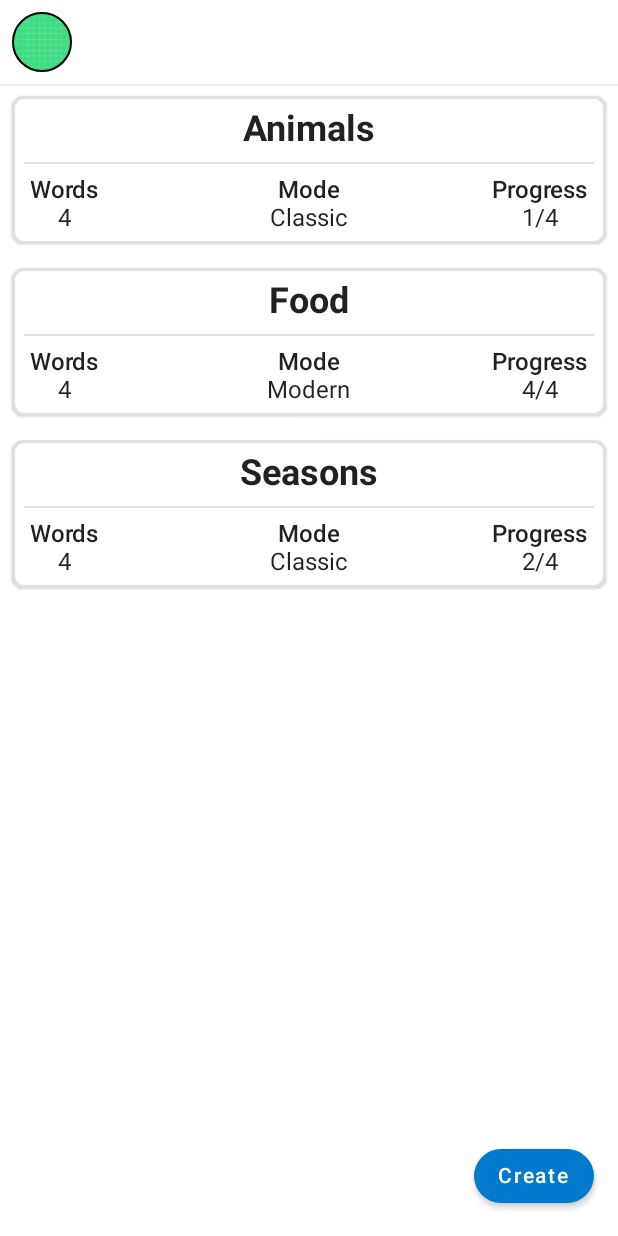
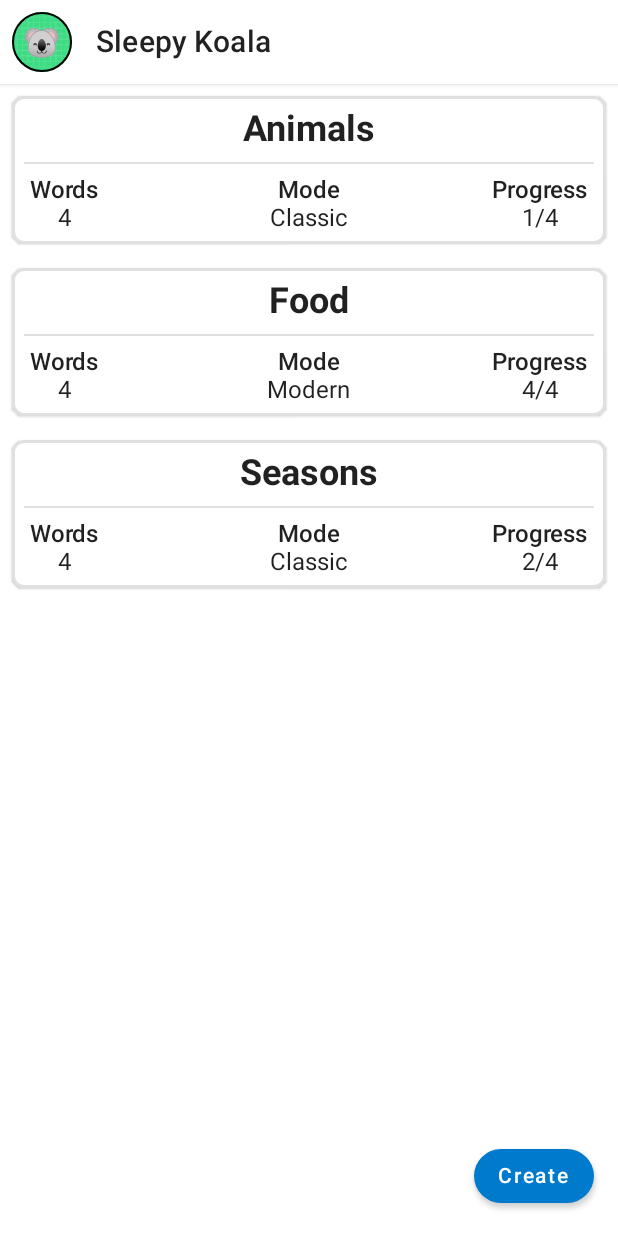
Before and after one commit to Reggar66/Simple-words, an Android app built with Jetpack Compose: the @Preview function QuizListPreview, on a phone screen of 412 x 824 dp. Run offline under Robolectric (Android 15) with nearby library versions, the phone set to English and light mode, and no system bars.

Commit message:
account icon stuff

```diff
--- a/app/src/main/java/com/ada/simplewords/ui/navigation/Navigation.kt
+++ b/app/src/main/java/com/ada/simplewords/ui/navigation/Navigation.kt
@@ -72,7 +72,7 @@ fun NavGraphBuilder.signInRoot(navController: NavController) {
         composable(route = Screen.SignIn.route) {
             SignInScreen(openQuizList = {
                 navController.navigate(route = Screen.QuizList.route) {
-                    // TODO: Uncomment once there is a way to log out and go back to login screen.
+                    launchSingleTop = true
                     popUpTo(Screen.SignIn.route) {
                         inclusive = true
                     }
--- a/core/common/src/main/java/com/ada/common/extensions/NumberExtensions.kt
+++ b/core/common/src/main/java/com/ada/common/extensions/NumberExtensions.kt
@@ -3,6 +3,7 @@ package com.ada.common.extensions
 import androidx.compose.runtime.Composable
 import androidx.compose.ui.platform.LocalDensity
 import androidx.compose.ui.unit.Dp
+import androidx.compose.ui.unit.TextUnit
 
 @Composable
 fun Dp.toPx(): Float {
@@ -10,3 +11,17 @@ fun Dp.toPx(): Float {
         return this@toPx.toPx()
     }
 }
+
+@Composable
+fun Int.toDp(): Dp {
+    with(LocalDensity.current) {
+        return this@toDp.toDp()
+    }
+}
+
+@Composable
+fun Int.toSp(): TextUnit {
+    with(LocalDensity.current) {
+        return this@toSp.toSp()
+    }
+}
--- a/core/ui/src/main/java/com/ada/ui/components/AccountBar.kt
+++ b/core/ui/src/main/java/com/ada/ui/components/AccountBar.kt
@@ -19,12 +19,15 @@ import androidx.compose.ui.text.style.TextOverflow
 import androidx.compose.ui.unit.dp
 import com.ada.common.OnClick
 import com.ada.common.R
+import com.ada.data.model.UserModel
+import com.ada.domain.mapper.toUserOrNull
+import com.ada.domain.model.User
 import com.ada.ui.PreviewContainer
 import com.ada.ui.PreviewDuo
 import com.ada.ui.theme.itemBackground
 
 @Composable
-fun AccountBar(name: String, onPictureClick: OnClick) {
+fun AccountBar(user: User?, onPictureClick: OnClick) {
     Surface(
         color = Color.Transparent,
         elevation = 2.dp
@@ -37,25 +40,18 @@ fun AccountBar(name: String, onPictureClick: OnClick) {
                 .padding(8.dp),
             verticalAlignment = Alignment.CenterVertically
         ) {
-            Image(
-                modifier = Modifier
-                    .border(
-                        width = 1.dp,
-                        color = MaterialTheme.colors.onBackground,
-                        shape = CircleShape
-                    )
-                    .height(IntrinsicSize.Max)
-                    .aspectRatio(1f)
-                    .clip(CircleShape)
-                    .clickable { onPictureClick() },
-                painter = painterResource(id = R.drawable.ic_launcher_background),
-                contentDescription = null
+            AccountImage(
+                modifier = Modifier.height(IntrinsicSize.Max),
+                picture = user?.picture,
+                emoji = user?.emojiIcon,
+                borderWidth = 1.dp,
+                onPictureClick = onPictureClick
             )
 
             Spacer(modifier = Modifier.width(16.dp))
 
             Text(
-                text = name,
+                text = user?.name ?: "",
                 maxLines = 1,
                 overflow = TextOverflow.Ellipsis,
                 style = MaterialTheme.typography.h6
@@ -68,6 +64,6 @@ fun AccountBar(name: String, onPictureClick: OnClick) {
 @Composable
 private fun TopBarPreview() {
     PreviewContainer {
-        AccountBar(name = "CoolMailButVeryLooooooooooooooong@mail.com", onPictureClick = {})
+        AccountBar(user = UserModel.mock().toUserOrNull(), onPictureClick = {})
     }
 }
--- /dev/null
+++ b/core/ui/src/main/java/com/ada/ui/components/AccountImage.kt
@@ -0,0 +1,108 @@
+package com.ada.ui.components
+
+import androidx.compose.foundation.BorderStroke
+import androidx.compose.foundation.Image
+import androidx.compose.foundation.border
+import androidx.compose.foundation.clickable
+import androidx.compose.foundation.layout.Box
+import androidx.compose.foundation.layout.aspectRatio
+import androidx.compose.foundation.layout.fillMaxSize
+import androidx.compose.foundation.layout.size
+import androidx.compose.foundation.shape.CircleShape
+import androidx.compose.material.MaterialTheme
+import androidx.compose.material.Text
+import androidx.compose.runtime.*
+import androidx.compose.ui.Alignment
+import androidx.compose.ui.Modifier
+import androidx.compose.ui.draw.clip
+import androidx.compose.ui.graphics.Color
+import androidx.compose.ui.layout.onGloballyPositioned
+import androidx.compose.ui.layout.onSizeChanged
+import androidx.compose.ui.res.painterResource
+import androidx.compose.ui.tooling.preview.Preview
+import androidx.compose.ui.unit.Dp
+import androidx.compose.ui.unit.dp
+import com.ada.common.OnClick
+import com.ada.common.R
+import com.ada.common.extensions.toSp
+import com.ada.data.model.UserModel
+import com.ada.domain.mapper.toUserOrNull
+import com.ada.ui.PreviewContainer
+
+/* == Disclaimer about preview ==
+   Emoji icon shows in interaction mode in preview since its size is calculated during composition.
+   Other wise it won't show up in preview.
+*/
+
+@Composable
+fun AccountImage(
+    modifier: Modifier = Modifier,
+    picture: String?,
+    emoji: String?,
+    borderWidth: Dp = 2.dp,
+    onPictureClick: OnClick? = null
+) {
+
+    var imageSizePx by remember {
+        mutableStateOf(0)
+    }
+
+    val emojiSize = imageSizePx.toSp()
+
+    Box(
+        modifier = Modifier
+            .onGloballyPositioned {
+                imageSizePx = it.size.height / 2
+            }
+            .onSizeChanged {
+                imageSizePx = it.height / 2
+            }
+            .then(modifier.aspectRatio(1f)),
+        contentAlignment = Alignment.Center
+    ) {
+        Image(
+            modifier = Modifier
+                .border(
+                    width = borderWidth,
+                    color = MaterialTheme.colors.onBackground,
+                    shape = CircleShape
+                )
+                .clip(CircleShape)
+                .fillMaxSize(),
+            painter = painterResource(id = R.drawable.ic_launcher_background),
+            contentDescription = "User picture.", // TODO: strings.xml
+        )
+
+        if (onPictureClick != null)
+            Box(modifier = Modifier
+                .clip(CircleShape)
+                .fillMaxSize()
+                .clickable { onPictureClick() })
+
+        // TODO: user settings to use user picture (custom link) or animal emoji icon.
+        if (picture == null)
+            Text(
+                text = emoji ?: "",
+                fontSize = emojiSize,//(size.value / 2).sp,
+                color = Color.Black
+            )
+    }
+}
+
+@Preview
+@Composable
+private fun AccountImagePreview() {
+    PreviewContainer {
+        val user = UserModel.mock().toUserOrNull()
+        AccountImage(
+            modifier = Modifier.size(130.dp),
+            picture = user?.picture,
+            emoji = user?.emojiIcon,
+            onPictureClick = {})
+        AccountImage(
+            modifier = Modifier.size(130.dp),
+            picture = user?.picture,
+            emoji = user?.emojiIcon
+        )
+    }
+}
--- a/data/src/main/java/com/ada/data/model/UserModel.kt
+++ b/data/src/main/java/com/ada/data/model/UserModel.kt
@@ -4,14 +4,16 @@ data class UserModel(
     val id: String? = null,
     val name: String? = null,
     val picture: String? = null,
-    val accountType: UserAccountType? = null
+    val accountType: UserAccountType? = null,
+    val emojiIcon: String? = null,
 ) {
     companion object {
         fun mock() = UserModel(
             id = "SleepyKoala_1234",
             name = "Sleepy Koala",
             picture = null,
-            accountType = UserAccountType.Anonymous
+            accountType = UserAccountType.Anonymous,
+            emojiIcon = "\uD83D\uDC28"
         )
     }
 }
--- a/data/src/main/java/com/ada/data/repositories/RealTimeDatabaseRepository.kt
+++ b/data/src/main/java/com/ada/data/repositories/RealTimeDatabaseRepository.kt
@@ -34,11 +34,11 @@ class RealTimeDatabaseRepository @Inject constructor(private val authenticationR
         database.getReference("$userId/quizWords/$quizId/$wordId")
 
     fun saveUser(userModel: UserModel, onSuccess: () -> Unit) {
-        val key = currentUserDatabaseRef().push().key
-        key?.let {
+       // val key = currentUserDatabaseRef().push().key
+        //key?.let {
             userRef().setValue(userModel).addOnSuccessListener {
                 onSuccess()
-            }
+           // }
         }
     }
 
--- a/domain/src/main/java/com/ada/domain/mapper/UserMappers.kt
+++ b/domain/src/main/java/com/ada/domain/mapper/UserMappers.kt
@@ -8,6 +8,7 @@ fun UserModel.toUserOrNull(): User? {
         id = id ?: return null,
         name = name,
         picture = picture,
-        accountType = accountType ?: return null
+        accountType = accountType ?: return null,
+        emojiIcon = emojiIcon
     )
 }
--- a/domain/src/main/java/com/ada/domain/model/User.kt
+++ b/domain/src/main/java/com/ada/domain/model/User.kt
@@ -6,5 +6,6 @@ data class User(
     val id: String,
     val name: String? = null,
     val picture: String? = null,
-    val accountType: UserAccountType
+    val accountType: UserAccountType,
+    val emojiIcon: String? = null
 )
--- a/feature/quizlist/src/main/java/com/ada/quizlist/QuizListScreen.kt
+++ b/feature/quizlist/src/main/java/com/ada/quizlist/QuizListScreen.kt
@@ -21,7 +21,10 @@ import com.ada.common.OnClick
 import com.ada.common.OnClickTakes
 import com.ada.common.SimpleNavigation
 import com.ada.common.SimpleNavigationTakes
+import com.ada.data.model.UserModel
+import com.ada.domain.mapper.toUserOrNull
 import com.ada.domain.model.Quiz
+import com.ada.domain.model.User
 import com.ada.quizdetails.QuizDetailsScreen
 import com.ada.ui.PreviewContainer
 import com.ada.ui.PreviewDuo
@@ -45,7 +48,7 @@ fun QuizListScreen(
         onLearnClick = { quiz -> openExercise(quiz) },
         onItemClick = { viewModel.selectQuiz(it) },
         onCreateClick = { openCreate() },
-        userName = user?.name,
+        user = user,
         onAccountClick = { openAccount() }
     )
 }
@@ -56,7 +59,7 @@ private fun QuizListImpl(
     onLearnClick: OnClickTakes<Quiz>,
     onItemClick: OnClickTakes<Quiz>,
     onCreateClick: OnClick,
-    userName: String?,
+    user: User?,
     onAccountClick: OnClick
 ) {
     val scaffoldState = rememberBottomSheetScaffoldState()
@@ -87,7 +90,7 @@ private fun QuizListImpl(
                     }
                 },
                 onCreateClick = onCreateClick,
-                userName = userName,
+                user = user,
                 onAccountClick = onAccountClick
             )
         }
@@ -99,11 +102,11 @@ private fun Quizzes(
     quiz: List<Quiz>,
     onItemCLick: OnClickTakes<Quiz>,
     onCreateClick: OnClick,
-    userName: String? = "",
+    user: User?,
     onAccountClick: OnClick
 ) {
     Column {
-        AccountBar(name = userName ?: "", onPictureClick = { onAccountClick() })
+        AccountBar(user = user, onPictureClick = { onAccountClick() })
 
         Box(modifier = Modifier.fillMaxSize()) {
             LazyColumn(
@@ -136,7 +139,12 @@ private fun Quizzes(
 @Composable
 private fun QuizListPreview() {
     PreviewContainer {
-        Quizzes(quiz = Quiz.mockQuizzes(), onItemCLick = {}, onCreateClick = {},
-            onAccountClick = {})
+        Quizzes(
+            quiz = Quiz.mockQuizzes(),
+            onItemCLick = {},
+            onCreateClick = {},
+            onAccountClick = {},
+            user = UserModel.mock().toUserOrNull()
+        )
     }
 }
```
Also changed, not shown: app/src/main/java/com/ada/simplewords/DebugViewModel.kt (+9 -1 lines), app/src/main/java/com/ada/simplewords/MainScreen.kt (+16 -4 lines), core/common/src/main/java/com/ada/common/UserNameGenerator.kt (+47 -26 lines), domain/src/main/java/com/ada/domain/usecases/SignInAnonymousUserUseCaseImpl.kt (+5 -3 lines), feature/account/src/main/java/com/ada/account/AccountScreen.kt (+6 -17 lines).
